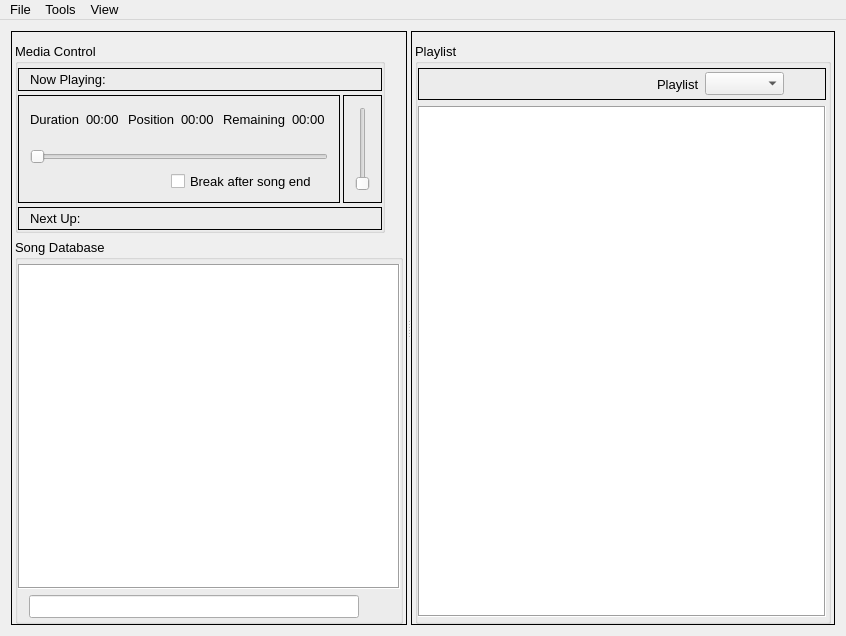
Before: the Qt Designer form BreakMusic/mainwindow.ui in OpenKJ/OpenKJ, drawn with Qt 5.
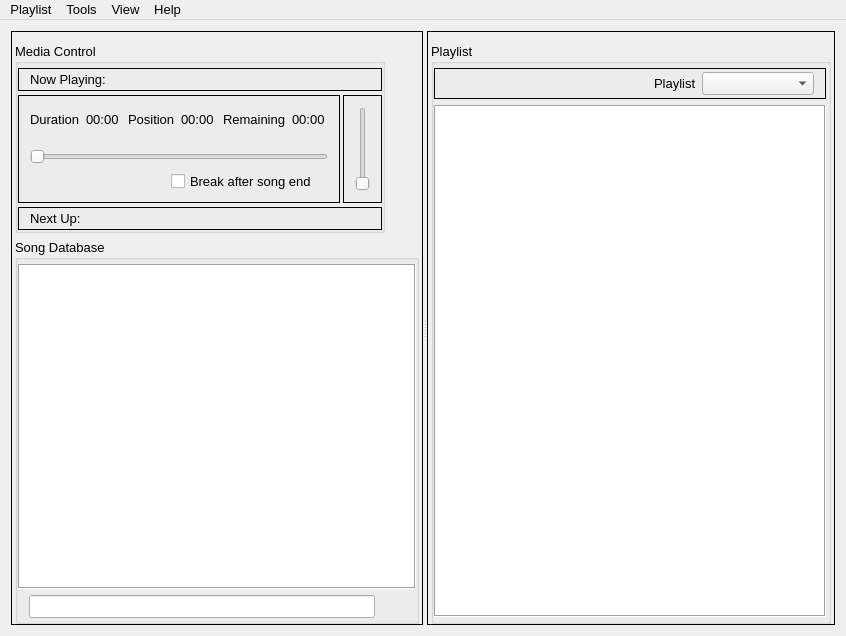
After: the same form once the commit is applied. Icons and pictures are not drawn.

Patch:
```diff
--- a/BreakMusic/mainwindow.ui
+++ b/BreakMusic/mainwindow.ui
@@ -698,46 +698,12 @@
                </widget>
               </item>
               <item>
-               <widget class="QComboBox" name="comboBoxPlaylists"/>
-              </item>
-              <item>
-               <widget class="QPushButton" name="buttonAddPlaylist">
-                <property name="minimumSize">
-                 <size>
-                  <width>24</width>
-                  <height>24</height>
-                 </size>
-                </property>
-                <property name="maximumSize">
-                 <size>
-                  <width>24</width>
-                  <height>24</height>
-                 </size>
-                </property>
-                <property name="baseSize">
-                 <size>
-                  <width>24</width>
-                  <height>24</height>
-                 </size>
-                </property>
-                <property name="focusPolicy">
-                 <enum>Qt::NoFocus</enum>
-                </property>
-                <property name="text">
-                 <string/>
-                </property>
-                <property name="icon">
-                 <iconset resource="resources.qrc">
-                  <normaloff>:/icons/list-add.png</normaloff>:/icons/list-add.png</iconset>
-                </property>
-                <property name="iconSize">
-                 <size>
-                  <width>22</width>
-                  <height>22</height>
-                 </size>
-                </property>
-                <property name="flat">
-                 <bool>true</bool>
+               <widget class="QComboBox" name="comboBoxPlaylists">
+                <property name="sizePolicy">
+                 <sizepolicy hsizetype="Expanding" vsizetype="Fixed">
+                  <horstretch>0</horstretch>
+                  <verstretch>0</verstretch>
+                 </sizepolicy>
                 </property>
                </widget>
               </item>
@@ -808,12 +774,6 @@
      <height>25</height>
     </rect>
    </property>
-   <widget class="QMenu" name="menuFile">
-    <property name="title">
-     <string>File</string>
-    </property>
-    <addaction name="actionImport_Playlist"/>
-   </widget>
    <widget class="QMenu" name="menuTools">
     <property name="title">
      <string>Tools</string>
@@ -827,9 +787,25 @@
     <addaction name="actionShow_Filenames"/>
     <addaction name="actionShow_Metadata"/>
    </widget>
-   <addaction name="menuFile"/>
+   <widget class="QMenu" name="menuPlaylist">
+    <property name="title">
+     <string>Playlist</string>
+    </property>
+    <addaction name="actionNew_Playlist"/>
+    <addaction name="actionImport_Playlist"/>
+    <addaction name="actionExport_Playlist"/>
+    <addaction name="actionRemove_Playlist"/>
+   </widget>
+   <widget class="QMenu" name="menuHelp">
+    <property name="title">
+     <string>Help</string>
+    </property>
+    <addaction name="actionAbout"/>
+   </widget>
+   <addaction name="menuPlaylist"/>
    <addaction name="menuTools"/>
    <addaction name="menuView"/>
+   <addaction name="menuHelp"/>
   </widget>
   <action name="actionManage_Database">
    <property name="text">
```
Left out of the diff: 22 changed lines with no effect on the pictures.
